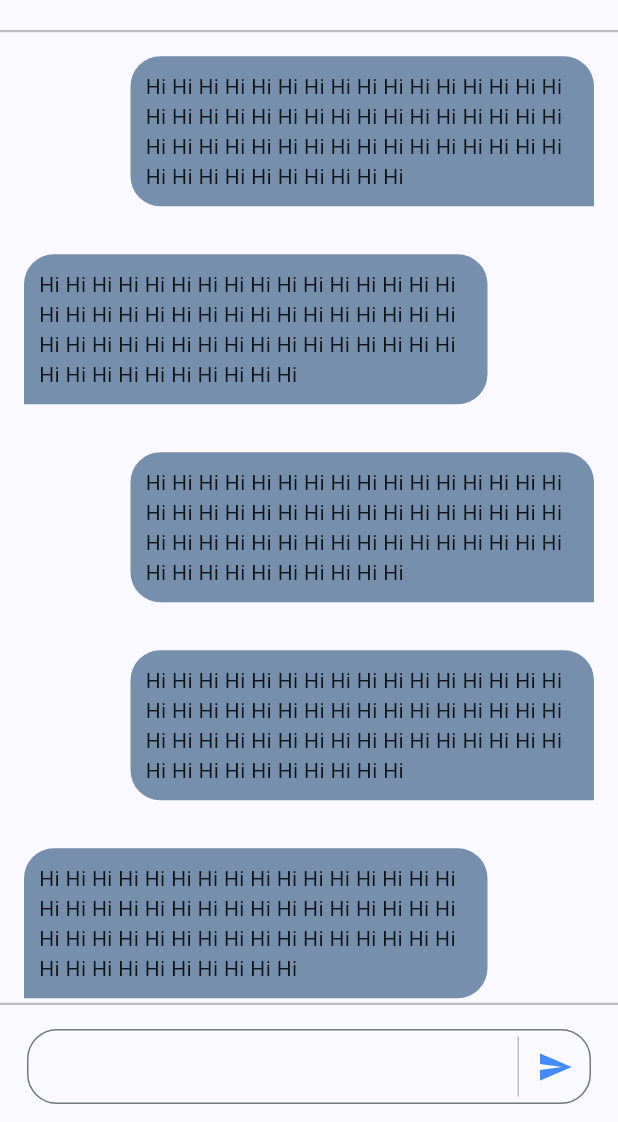
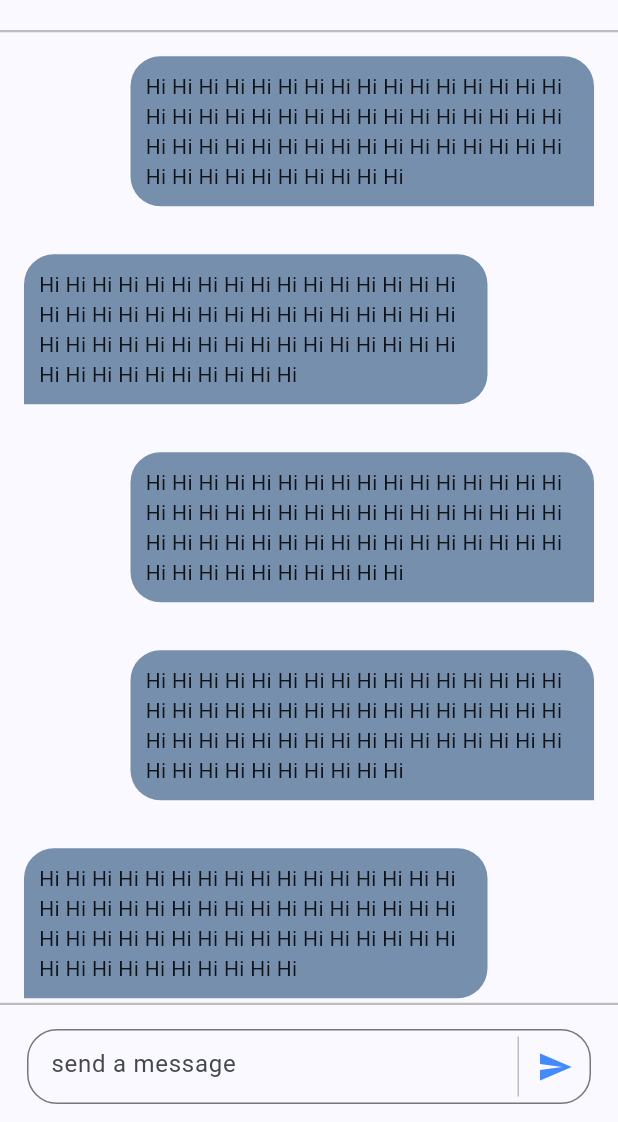
Before and after one commit to youssefhedefa/chat_app, a Flutter app: the ChatView screen opened by its route, on a phone screen of 412 x 824 dp, the part 114-1236 px from its top. Run offline on Flutter 3.47's test engine with Material 2 defaults, Android fonts, the phone set to English and light mode, and no system bars; our stand-ins replace cloud_firestore, firebase_auth, firebase_core, flutter_screenutil, google_fonts; accounts and stored records are empty.

Commit message:
write data on fire store

```diff
--- /dev/null
+++ b/lib/core/utils/my_collections.dart
@@ -0,0 +1,4 @@
+class MyCollections
+{
+  static const messageCollections = 'messages';
+}
--- a/lib/features/home/presentation/views/chat_view.dart
+++ b/lib/features/home/presentation/views/chat_view.dart
@@ -1,15 +1,14 @@
 import 'package:chat_app/features/home/presentation/views/widgets/person_pic.dart';
 import 'package:flutter/material.dart';
-
 import 'widgets/custom_divider.dart';
 import 'widgets/custom_text_field.dart';
 import 'widgets/list_of_messages.dart';
 
 class ChatView extends StatelessWidget {
   const ChatView({Key? key}) : super(key: key);
-
   @override
   Widget build(BuildContext context) {
+
     return const Scaffold(
       body: SafeArea(
         child: Column(
--- a/lib/features/home/presentation/views/widgets/custom_chat_list.dart
+++ b/lib/features/home/presentation/views/widgets/custom_chat_list.dart
@@ -13,11 +13,12 @@ class CustomChatsList extends StatelessWidget {
       child: ListView.separated(
         physics: const BouncingScrollPhysics(),
         scrollDirection: Axis.vertical,
-        itemBuilder: (context, index) => GestureDetector(
-          onTap: ()
+        itemBuilder: (context, index) => MaterialButton(
+          onPressed: ()
           {
             Navigator.pushNamed(context, MyRoutes.kChat);
           },
+          padding: const EdgeInsets.all(0),
             child: const CustomChatItem(),
         ),
         separatorBuilder: (context, index) => const CustomDivider(),
--- a/lib/features/home/presentation/views/widgets/custom_text_field.dart
+++ b/lib/features/home/presentation/views/widgets/custom_text_field.dart
@@ -1,8 +1,30 @@
+import 'package:chat_app/core/utils/my_collections.dart';
 import 'package:flutter/material.dart';
+import 'package:cloud_firestore/cloud_firestore.dart';
 
-class CustomTextField extends StatelessWidget {
+class CustomTextField extends StatefulWidget {
   const CustomTextField({Key? key}) : super(key: key);
 
+  @override
+  State<CustomTextField> createState() => _CustomTextFieldState();
+}
+
+class _CustomTextFieldState extends State<CustomTextField> {
+  CollectionReference messages =
+      FirebaseFirestore.instance.collection(MyCollections.messageCollections);
+
+  TextEditingController textController = TextEditingController();
+  final FocusNode _focusNode = FocusNode();
+
+  void dispose() {
+    _focusNode.dispose();
+    super.dispose();
+  }
+
+  void _onButtonPressed() {
+    // Dismiss the keyboard when the button is pressed
+    _focusNode.unfocus();
+  }
   @override
   Widget build(BuildContext context) {
     return Padding(
@@ -15,10 +37,22 @@ class CustomTextField extends StatelessWidget {
       child: SizedBox(
         height: 50,
         child: TextField(
+          controller: textController,
+          focusNode: _focusNode,
+          onSubmitted: (message) {
+            messages.add({
+              'message': message,
+              'date': DateTime.now().toString(),
+            });
+            textController.clear();
+            _onButtonPressed();
+          },
+
           decoration: InputDecoration(
             border: OutlineInputBorder(borderRadius: BorderRadius.circular(20)),
             suffixIcon: Row(
               mainAxisAlignment: MainAxisAlignment.end,
+              mainAxisSize: MainAxisSize.min,
               children: [
                 Container(
                   height: 40,
@@ -26,7 +60,14 @@ class CustomTextField extends StatelessWidget {
                   color: Colors.grey.shade400,
                 ),
                 IconButton(
-                  onPressed: () {},
+                  onPressed: () {
+                    messages.add({
+                      'message': textController.text.toString(),
+                      'date': DateTime.now().toString(),
+                    });
+                    textController.clear();
+                    _onButtonPressed();
+                  },
                   icon: const Icon(
                     Icons.send,
                     color: Colors.blueAccent,
@@ -34,6 +75,7 @@ class CustomTextField extends StatelessWidget {
                 ),
               ],
             ),
+            hintText: 'send a message'
           ),
         ),
       ),
```
